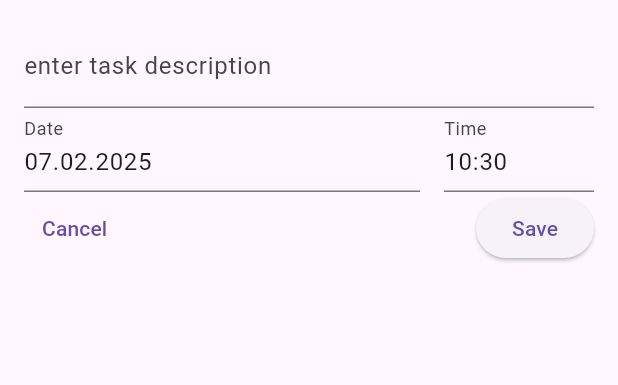
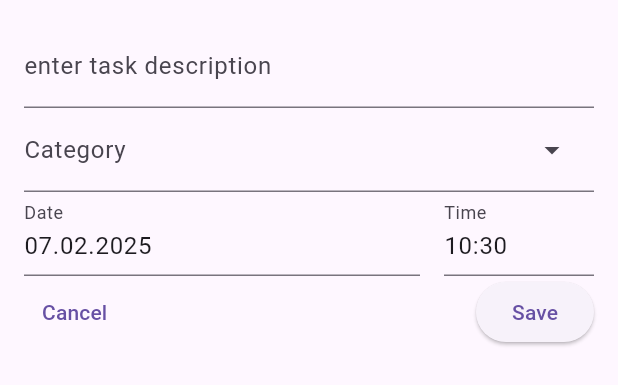
Before and after one commit to DonErnest/todo_list, a Flutter app: the NewTask widget shown alone on an empty page, opened directly with empty values, after a tap on "Save", on a phone screen of 412 x 824 dp. Shown: the top 385 px of the screen. Run offline on Flutter 3.47's test engine with Material 3 defaults, Android fonts, the phone set to English and light mode, and no system bars.

Commit message:
refactored new_task widget to include task category select dorpdown and to save task with the new category field (and not to save it if category was not selected)

```diff
--- a/lib/screens/new_task.dart
+++ b/lib/screens/new_task.dart
@@ -12,6 +12,7 @@ class NewTask extends StatefulWidget {
 
 class _NewTaskState extends State<NewTask> {
   var taskDescription = "";
+  int? selectedCategory;
 
   var selectedDate = DateTime.now();
   final deadLineDateController = TextEditingController();
@@ -26,13 +27,15 @@ class _NewTaskState extends State<NewTask> {
     deadLineTimeController.text = formatTime(selectedTimeOfDay);
   }
 
-
   void onCanceled() {
     Navigator.pop(context);
   }
 
   void onSaved() {
     setState(() {
+      if (selectedCategory == null) {
+        return;
+      }
       final dateTime = DateTime(
         selectedDate.year,
         selectedDate.month,
@@ -40,7 +43,11 @@ class _NewTaskState extends State<NewTask> {
         selectedTimeOfDay.hour,
         selectedTimeOfDay.minute,
       );
-      final task = Task(description: taskDescription, deadLine: dateTime);
+      final task = Task(
+        description: taskDescription,
+        deadLine: dateTime,
+        categoryId: selectedCategory!,
+      );
       widget.onTaskCreated(task);
       Navigator.pop(context);
     });
@@ -82,6 +89,8 @@ class _NewTaskState extends State<NewTask> {
 
   @override
   Widget build(BuildContext context) {
+    final theme = Theme.of(context);
+
     return Container(
       width: double.infinity,
       padding: EdgeInsets.all(16),
@@ -93,6 +102,23 @@ class _NewTaskState extends State<NewTask> {
             decoration: const InputDecoration(
               label: Text("enter task description"),
             ),
+          ),
+          DropdownMenu(
+            expandedInsets: EdgeInsets.zero,
+            label: Text("Category"),
+            inputDecorationTheme: theme.inputDecorationTheme,
+            dropdownMenuEntries: categories
+                .map(
+                  (category) => DropdownMenuEntry(
+                    value: category.id,
+                    label: category.name,
+                    leadingIcon: Icon(category.icon),
+                  ),
+                )
+                .toList(),
+            onSelected: (value) => setState(() {
+              selectedCategory = value;
+            }),
           ),
           Row(
             children: [
```
